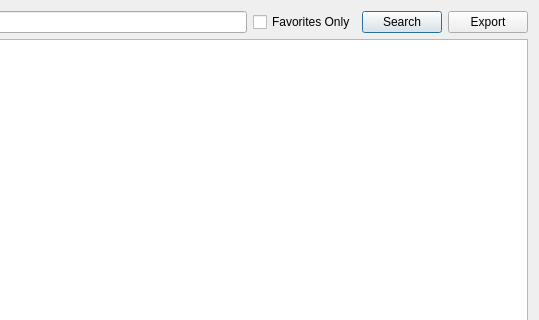
Before: the Qt Designer form ReeePlayer/forms/search_dialog.ui in FilippVolodin/ReeePlayer, drawn with Qt 5; both pictures show x 464 to 1003 and y 0 to 320 of the 1003 by 612 pixel window.
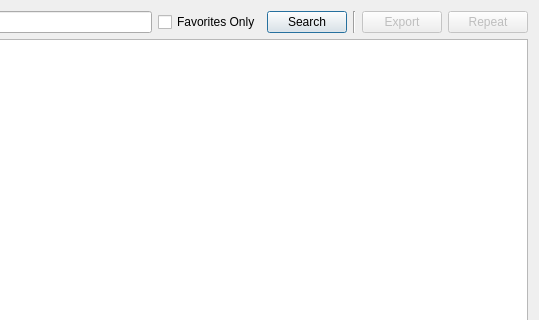
After: the same form once the commit is applied. Custom widgets are drawn as their Qt base class.

Commit message: Better Clip Search

What changed in the file:
```diff
--- a/ReeePlayer/forms/search_dialog.ui
+++ b/ReeePlayer/forms/search_dialog.ui
@@ -60,13 +60,33 @@
        </property>
       </widget>
      </item>
+     <item>
+      <widget class="Line" name="line">
+       <property name="orientation">
+        <enum>Qt::Vertical</enum>
+       </property>
+      </widget>
+     </item>
      <item>
       <widget class="QPushButton" name="btnExport">
+       <property name="enabled">
+        <bool>false</bool>
+       </property>
        <property name="text">
         <string>Export</string>
        </property>
       </widget>
      </item>
+     <item>
+      <widget class="QPushButton" name="btnRepeat">
+       <property name="enabled">
+        <bool>false</bool>
+       </property>
+       <property name="text">
+        <string>Repeat</string>
+       </property>
+      </widget>
+     </item>
     </layout>
    </item>
    <item>
@@ -99,6 +119,13 @@
    </item>
   </layout>
  </widget>
+ <customwidgets>
+  <customwidget>
+   <class>ClipsView</class>
+   <extends>QTableView</extends>
+   <header>clips_view.h</header>
+  </customwidget>
+ </customwidgets>
  <resources/>
  <connections/>
 </ui>
```
Left out of the diff: 7 changed lines with no effect on the pictures. The commit also changes 13 other files.
